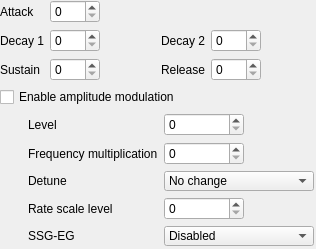
Wohlstand/OPN2BankEditor, file src/operator_editor.ui: the form before one commit.
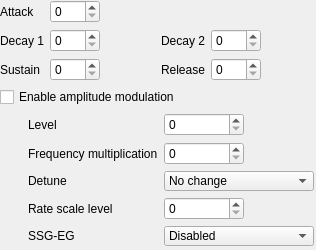
The form after the commit.

Commit message: Added detune value codes into labels #102

```diff
--- a/src/operator_editor.ui
+++ b/src/operator_editor.ui
@@ -7,7 +7,7 @@
     <x>0</x>
     <y>0</y>
     <width>316</width>
-    <height>249</height>
+    <height>250</height>
    </rect>
   </property>
   <property name="windowTitle">
```
Left out of the diff: 12 changed lines with no effect on the pictures.
